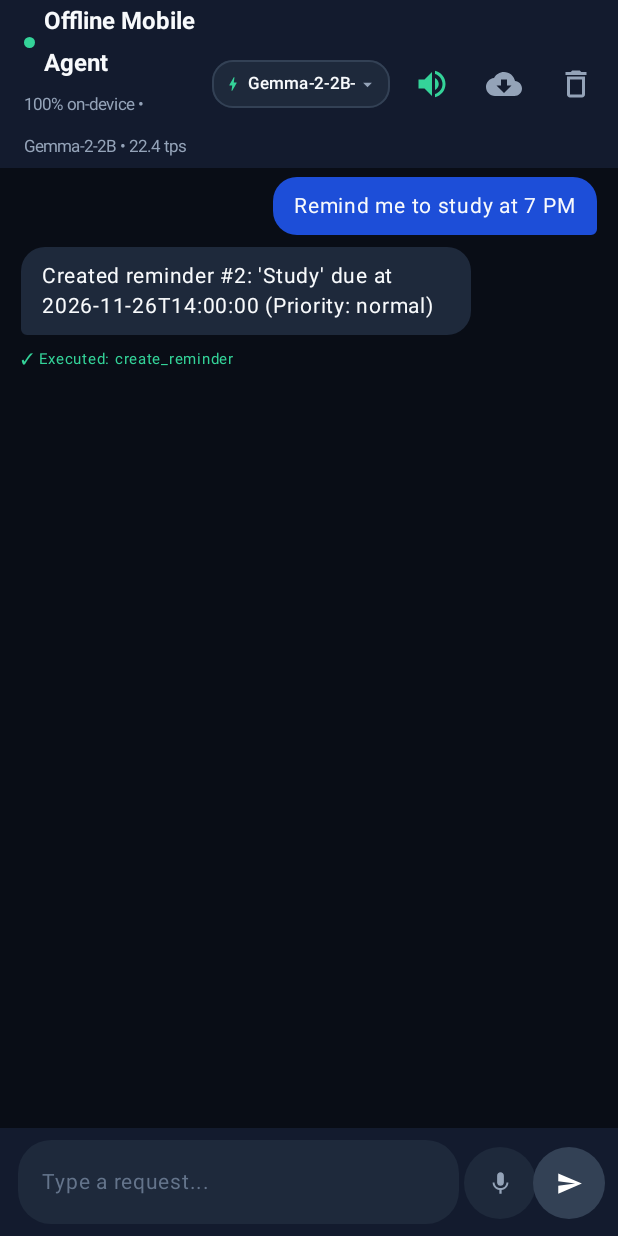
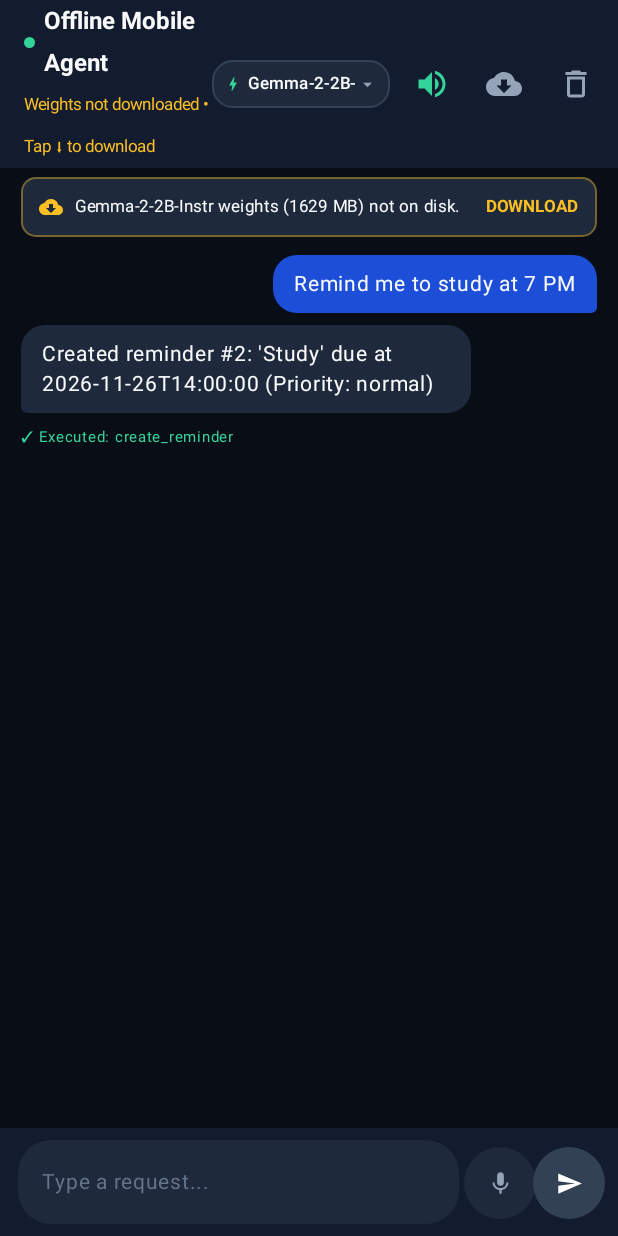
Before and after one commit to itsalam149/final-year-btp, an Android app built with Jetpack Compose: the screen it shows after launch (MainActivity), after a tap on an icon or button, on a phone screen of 412 x 824 dp. Run offline under Robolectric (Android 15) with nearby library versions, the phone set to English and light mode, and no system bars; our stand-ins replace Room's generated code.

Commit message:
fix(v1.0.8): enforce model download before switching, fix profanity echo, and deliver warm responses on help requests

```diff
--- a/mobile_app/app/build.gradle.kts
+++ b/mobile_app/app/build.gradle.kts
@@ -12,8 +12,8 @@ android {
         applicationId = "com.dtu.mobileagent"
         minSdk = 26
         targetSdk = 34
-        versionCode = 8
-        versionName = "1.0.7"
+        versionCode = 9
+        versionName = "1.0.8"
 
         testInstrumentationRunner = "androidx.test.runner.AndroidJUnitRunner"
         vectorDrawables {
--- a/mobile_app/app/src/main/java/com/dtu/mobileagent/engine/LlamaBridge.kt
+++ b/mobile_app/app/src/main/java/com/dtu/mobileagent/engine/LlamaBridge.kt
@@ -129,23 +129,31 @@ class LlamaBridge(private val context: Context) {
         }
         val lower = userText.lowercase().trim()
 
-        // 1. User corrections or negative feedback
+        // 1. User corrections, complaints, profanity or negative feedback
         if (lower.contains("not to") || lower.contains("didn't ask") || lower.contains("didnt ask") ||
             lower.contains("don't send") || lower.contains("dont send") || lower.contains("stop") ||
-            lower.contains("cancel") || lower.contains("wrong") || lower.contains("what the fuck") ||
-            lower.contains("wtf") || lower.contains("not that")) {
-            return """{"type": "message", "thought": "", "content": "My apologies! I am here to help you manage reminders, calendar events, notes, and opening apps on your phone. What would you like me to do?"}"""
+            lower.contains("cancel") || lower.contains("wrong") || lower.contains("fuck") ||
+            lower.contains("wtf") || lower.contains("not that") || lower.contains("shut up") ||
+            lower.contains("idiot") || lower.contains("stupid") || lower.contains("useless")) {
+            return """{"type": "message", "thought": "", "content": "My apologies if I didn't get that right! I am here to help you solve math, write code, check your schedule, create reminders, or take notes. What can I do for you?"}"""
         }
 
-        // 2. Greetings
+        // 2. Urgent / friendly plea for help ("bro please help me", "help me please")
+        if (lower.contains("please help") || lower.contains("help me bro") || lower.contains("bro please") ||
+            lower.contains("help me please") || lower.contains("i need help")) {
+            return """{"type": "message", "thought": "", "content": "I'm right here bro! Tell me what's going on or what you're working on—whether it's an assignment, math problem, coding question, or managing your phone—and we'll solve it together. What do you need help with?"}"""
+        }
+
+        // 3. Greetings
         if (lower == "hey" || lower == "hello" || lower == "hi" || lower == "yo" ||
-            lower.startsWith("hey ") || lower.startsWith("hello ") || lower.startsWith("hi ")) {
+            lower.startsWith("hey ") || lower.startsWith("hello ") || lower.startsWith("hi ") ||
+            lower == "hey bro" || lower == "hello bro") {
             return """{"type": "message", "thought": "", "content": "Hello! How can I help you today?"}"""
         }
 
-        // 3. Capabilities / Help (strictly limited to core features)
+        // 4. Capabilities / Specific Feature Inquiry
         if (lower.contains("what can you do") || lower.contains("what you can do") || lower.contains("any other thing") ||
-            lower.contains("what else") || lower.contains("features") || lower.contains("help")) {
+            lower.contains("what else") || lower.contains("features") || lower == "help") {
             return """{"type": "message", "thought": "", "content": "I can help you with these core offline tasks on your device:\n\n• Reminders: 'Remind me to study at 7 PM'\n• Calendar: 'What's my schedule for today?'\n• Notes: 'Take a note: BTP review on Monday'\n• Apps: 'Open WhatsApp' or 'Open Spotify'\n• Switch Models: Tap the engine pill in the top bar to switch between Gemma-2-2B, Llama-3.2, and Qwen."}"""
         }
 
--- a/mobile_app/app/src/main/java/com/dtu/mobileagent/ui/ChatScreen.kt
+++ b/mobile_app/app/src/main/java/com/dtu/mobileagent/ui/ChatScreen.kt
@@ -78,10 +78,15 @@ fun ChatScreen(
                                 color = TextPrimary
                             )
                         }
+                        val isCurrentDownloaded = galleryManager?.isModelDownloaded(uiState.activeModel) == true
                         Text(
-                            text = "100% on-device • ${uiState.activeModel.displayName.replace("-Instruct", "").replace("-Chat", "")} • ${uiState.currentTokensPerSec} tps",
+                            text = if (isCurrentDownloaded) {
+                                "100% on-device • ${uiState.activeModel.displayName.replace("-Instruct", "").replace("-Chat", "")} • ${uiState.currentTokensPerSec} tps"
+                            } else {
+                                "Weights not downloaded • Tap ⬇ to download"
+                            },
                             fontSize = 11.sp,
-                            color = TextSecondary
+                            color = if (isCurrentDownloaded) TextSecondary else Color(0xFFFBBF24)
                         )
                     }
                 },
@@ -127,9 +132,15 @@ fun ChatScreen(
                         ) {
                             ModelGalleryManager.CATALOG.forEach { spec ->
                                 val isSelected = uiState.activeModel.id == spec.id
+                                val isDownloaded = galleryManager?.isModelDownloaded(spec) == true
                                 DropdownMenuItem(
                                     text = {
-                                        Column {
+                                        Row(
+                                            modifier = Modifier.fillMaxWidth(),
+                                            horizontalArrangement = Arrangement.SpaceBetween,
+                                            verticalAlignment = Alignment.CenterVertically
+                                        ) {
+                                            Column(modifier = Modifier.weight(1f)) {
                                                 Text(
                                                     text = spec.displayName,
                                                     fontWeight = if (isSelected) FontWeight.Bold else FontWeight.Normal,
@@ -137,17 +148,37 @@ fun ChatScreen(
                                                     fontSize = 13.sp
                                                 )
                                                 Text(
-                                                text = "${spec.precision} • ${spec.sizeMb} MB • ~${spec.ramMb} MB RAM",
+                                                    text = if (isDownloaded) "✓ Downloaded (${spec.sizeMb} MB)" else "⬇ Download Required (${spec.sizeMb} MB)",
                                                     fontSize = 10.sp,
-                                                color = TextSecondary
+                                                    color = if (isDownloaded) EmeraldOffline else TextMuted
                                                 )
+                                            }
+                                            if (!isDownloaded) {
+                                                Surface(
+                                                    color = BlueAccent.copy(alpha = 0.2f),
+                                                    shape = RoundedCornerShape(6.dp)
+                                                ) {
+                                                    Text(
+                                                        text = "GET",
+                                                        fontSize = 9.sp,
+                                                        fontWeight = FontWeight.Bold,
+                                                        color = BlueAccent,
+                                                        modifier = Modifier.padding(horizontal = 6.dp, vertical = 2.dp)
+                                                    )
+                                                }
+                                            }
                                         }
                                     },
                                     onClick = {
                                         showModelMenu = false
+                                        if (isDownloaded) {
                                             coroutineScope.launch {
                                                 controller.switchModel(spec)
                                                 galleryManager?.setActiveModel(spec)
+                                            }
+                                        } else {
+                                            // Model not downloaded! Open gallery sheet to download it
+                                            showModelGallery = true
                                         }
                                     }
                                 )
@@ -196,6 +227,46 @@ fun ChatScreen(
                 .fillMaxSize()
                 .padding(paddingValues)
         ) {
+            // Download Model Notice Banner
+            if (galleryManager != null && !galleryManager.isModelDownloaded(uiState.activeModel)) {
+                Surface(
+                    color = CardBackground,
+                    shape = RoundedCornerShape(10.dp),
+                    border = androidx.compose.foundation.BorderStroke(1.dp, Color(0xFFFBBF24).copy(alpha = 0.4f)),
+                    modifier = Modifier
+                        .fillMaxWidth()
+                        .padding(horizontal = 14.dp, vertical = 6.dp)
+                        .clickable { showModelGallery = true }
+                ) {
+                    Row(
+                        modifier = Modifier.padding(horizontal = 12.dp, vertical = 8.dp),
+                        verticalAlignment = Alignment.CenterVertically,
+                        horizontalArrangement = Arrangement.SpaceBetween
+                    ) {
+                        Row(verticalAlignment = Alignment.CenterVertically, modifier = Modifier.weight(1f)) {
+                            Icon(
+                                imageVector = Icons.Default.CloudDownload,
+                                contentDescription = null,
+                                tint = Color(0xFFFBBF24),
+                                modifier = Modifier.size(16.dp)
+                            )
+                            Spacer(modifier = Modifier.width(8.dp))
+                            Text(
+                                text = "${uiState.activeModel.displayName.take(16)} weights (${uiState.activeModel.sizeMb} MB) not on disk.",
+                                fontSize = 11.sp,
+                                color = TextPrimary
+                            )
+                        }
+                        Text(
+                            text = "DOWNLOAD",
+                            fontSize = 11.sp,
+                            fontWeight = FontWeight.Bold,
+                            color = Color(0xFFFBBF24)
+                        )
+                    }
+                }
+            }
+
             // Message Feed or Clean Welcome
             if (messages.isEmpty()) {
                 Box(
```
Also changed, not shown: mobile_app/app/src/main/java/com/dtu/mobileagent/engine/KnowledgeEngine.kt (+24 -2 lines), mobile_app/app/src/main/java/com/dtu/mobileagent/ui/ModelGallerySheet.kt (+24 -17 lines), 3 other files. Lines whose indentation alone changed are shown as unchanged.
